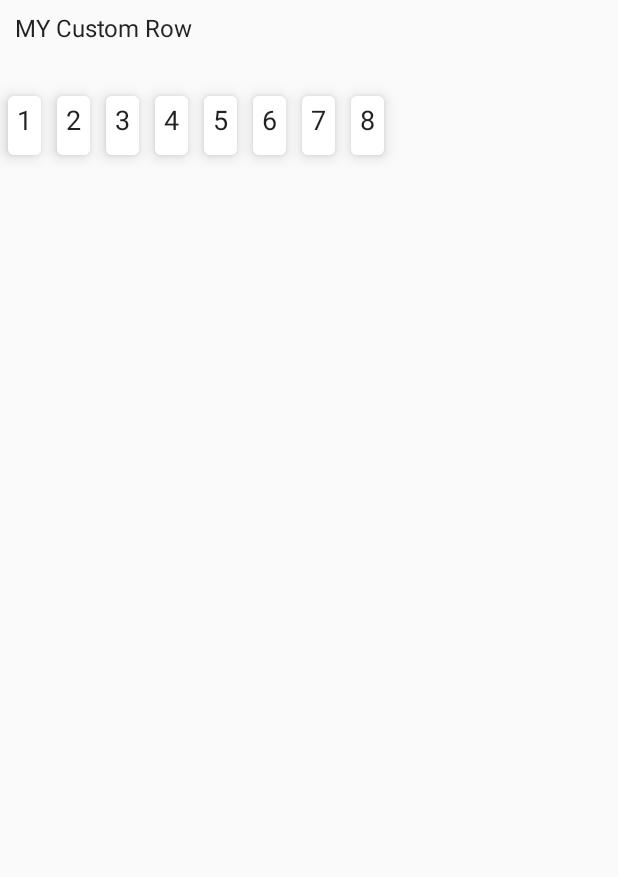
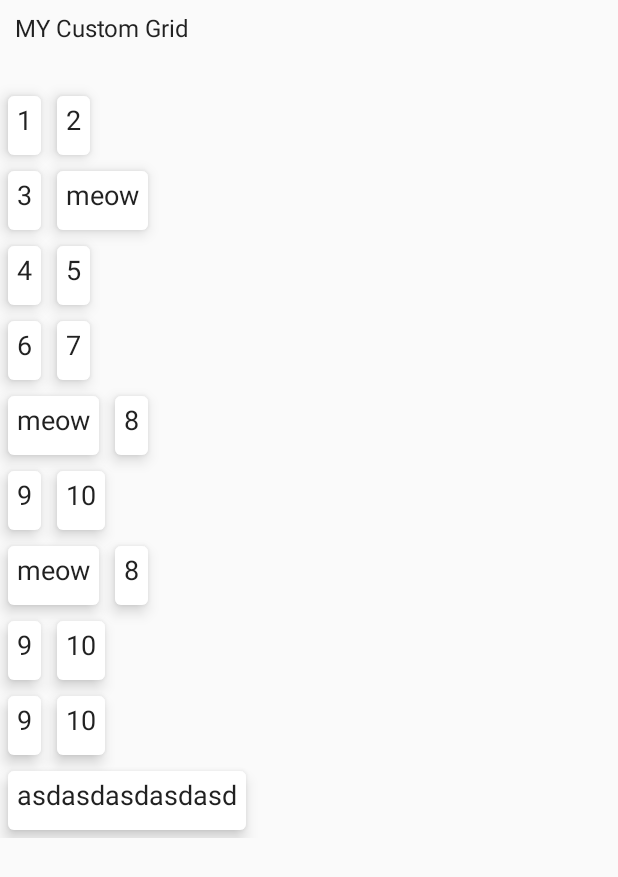
Before and after one commit to firuza-hub/ABB_Compose, an Android app built with Jetpack Compose: the screen it shows after launch (MainActivity), on a phone screen of 412 x 824 dp. Shown: the top 877 px of the screen. Run offline under Robolectric (Android 15) with nearby library versions, the phone set to English and light mode, and no system bars.

Commit message:
HW10 Task 3: Custom Grid Layout

```diff
--- a/app/src/main/java/com/example/abb_compose/MainActivity.kt
+++ b/app/src/main/java/com/example/abb_compose/MainActivity.kt
@@ -13,13 +13,14 @@ import androidx.compose.ui.tooling.preview.Preview
 import androidx.compose.ui.unit.dp
 import androidx.compose.ui.unit.sp
 import com.example.abb_compose.ui.theme.ABB_ComposeTheme
+import java.lang.Math.ceil
 
 class MainActivity : ComponentActivity() {
     override fun onCreate(savedInstanceState: Bundle?) {
         super.onCreate(savedInstanceState)
         setContent {
             ABB_ComposeTheme {
-                MyList()
+                MyGrid()
 
             }
         }
@@ -31,8 +32,26 @@ class MainActivity : ComponentActivity() {
 @Composable
 fun DefaultPreview() {
     ABB_ComposeTheme {
-        MyList()
+        MyGrid()
     }
+}
+
+
+@Composable
+fun MyGrid() {
+    SimpleColumn() {
+        Text(text = "MY Custom Grid", Modifier.padding(10.dp))
+        Spacer(modifier = Modifier.height(20.dp))
+        val list = listOf<String>(
+            "1", "2", "3", "meow", "4", "5", "6", "7",
+            "meow", "8", "9", "10", "meow", "8", "9", "10", "9", "10", "asdasdasdasdasd"
+        )
+        SimpleGrid(columnsMax = 2) {
+            list.forEach { i -> MyListItem(content = i) }
+
+        }
+    }
+
 }
 
 
@@ -114,3 +133,53 @@ fun SimpleRow(
         }
     }
 }
+
+
+@Composable
+fun SimpleGrid(
+    modifier: Modifier = Modifier,
+    columnsMax: Int,
+    content: @Composable () -> Unit
+) {
+    Layout(
+        modifier = modifier,
+        content = content
+    ) { measurables, constraints ->
+        val placeables = measurables.map { m -> m.measure(constraints) }
+
+        val height =
+            placeables.filterIndexed { index, _ -> ((index) % columnsMax) == 0 }.sumOf { it.height }
+
+        val rowLengths = mutableListOf<Int>()
+        val rows = kotlin.math.ceil((placeables.size / columnsMax.toDouble())).toInt()
+        for (r in 1..rows) {
+            val rowStartIndex = (r - 1) * columnsMax
+            var rowEndIndex = rowStartIndex + columnsMax
+            if (rowEndIndex > placeables.size ) {
+                rowEndIndex = placeables.size
+            }
+            val rowPlaceables = placeables.subList(rowStartIndex, rowEndIndex)
+            rowLengths.add(rowPlaceables.sumOf { it.width })
+        }
+        val width = rowLengths.maxOf { it }
+        var col = 0
+
+        layout(width, height) {
+            var x = 0
+            var y = 0
+            for (placeable in placeables) {
+
+                if (col == columnsMax) {
+                    col = 0
+                    x = 0
+                    y += placeable.height
+                }
+                placeable.placeRelative(x = x, y = y)
+                x += placeable.width
+                col++
+
+
+            }
+        }
+    }
+}
```
